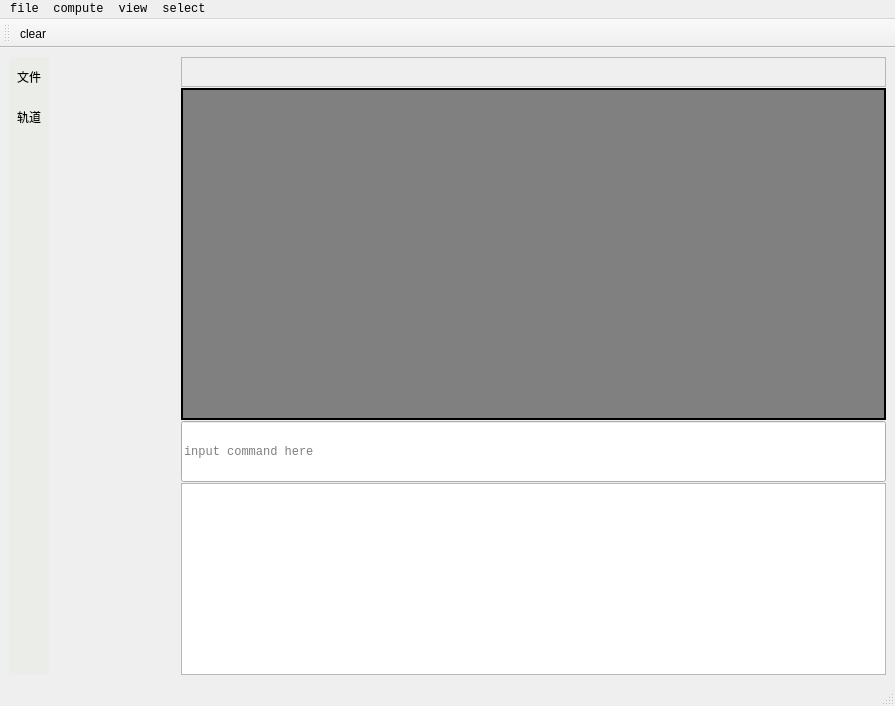
feifeiboys/pywfn, file app/app.ui: the form before one commit.
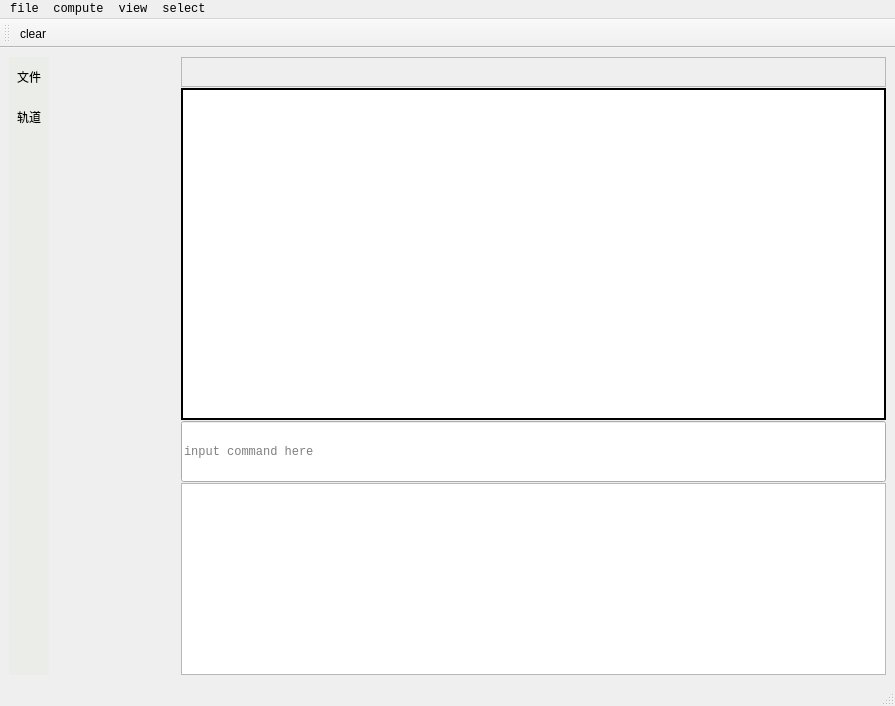
The form after the commit.

The edit to the form file:
```diff
--- a/app/app.ui
+++ b/app/app.ui
@@ -19,7 +19,7 @@
   <property name="styleSheet">
    <string notr="true">#canvas{
 height:80%;
-background-color:gray;
+background-color:white;
 }
 #icons{
 background-color:#EBEEE8;
```
Left out of the diff: 4 changed lines with no effect on the pictures.
